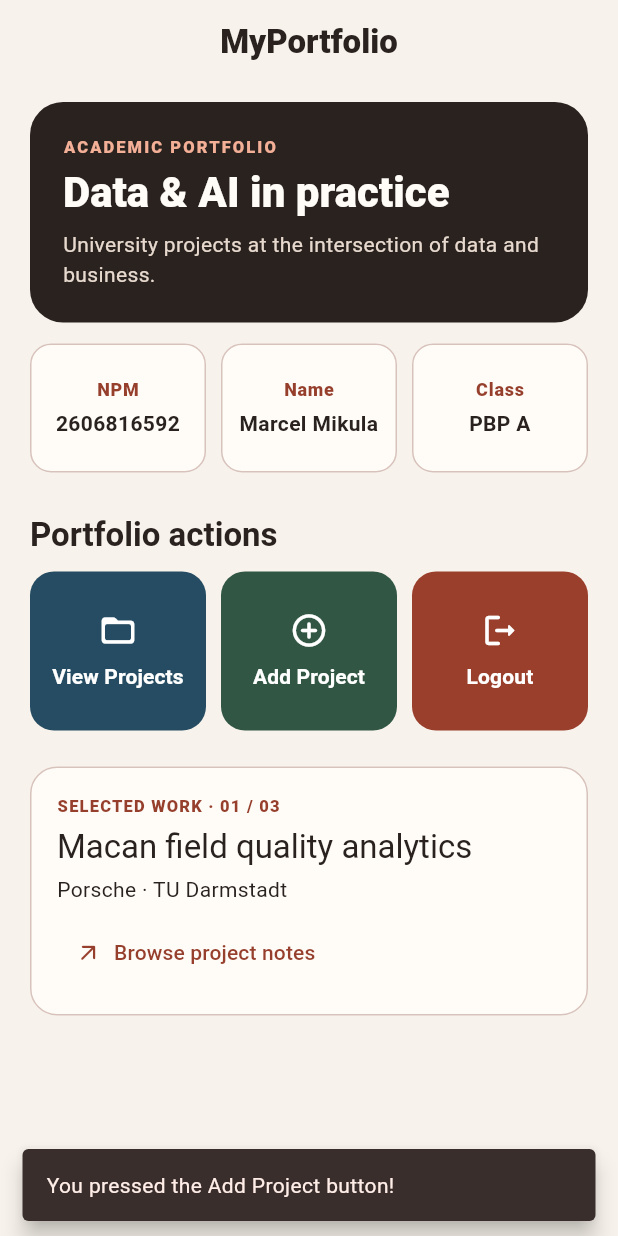
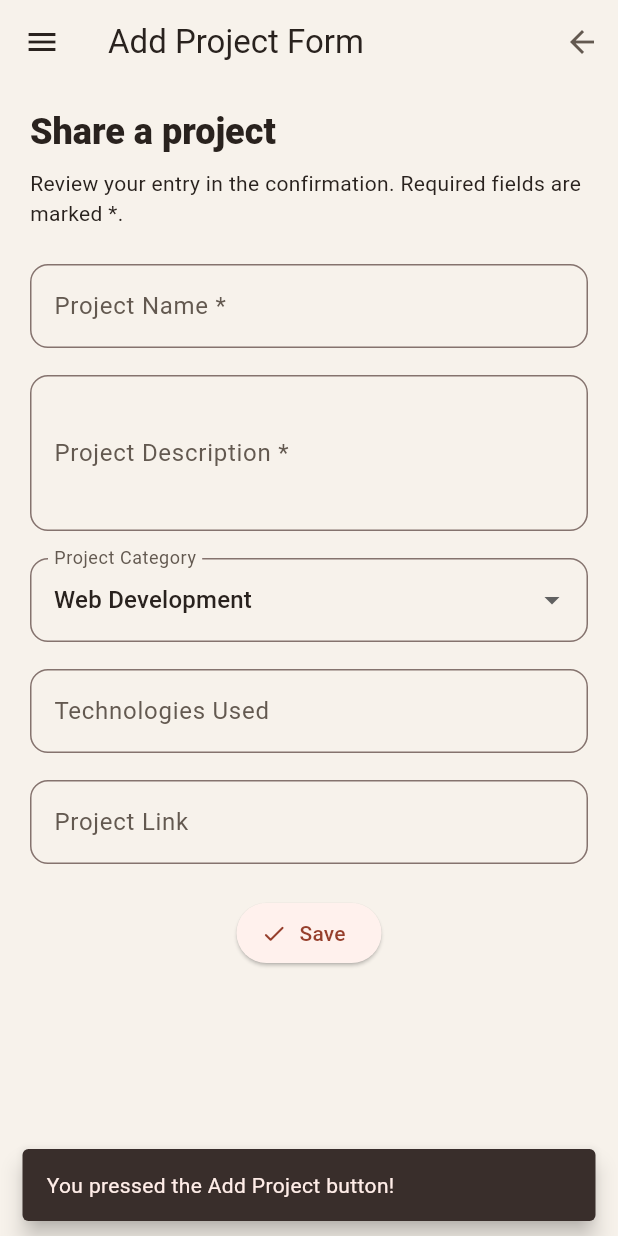
Before and after one commit to Marcelm1806/myportofolio_mobile, a Flutter app: the screen it shows after launch, after a tap on "Add Project", on a phone screen of 412 x 824 dp. Run offline on Flutter 3.47's test engine with Material 3 defaults, Android fonts, the phone set to English and light mode, and no system bars.

Commit message:
feat: implement tutorial 9 navigation and project form

```diff
--- a/lib/main.dart
+++ b/lib/main.dart
@@ -1,5 +1,5 @@
 import 'package:flutter/material.dart';
-import 'package:myportofolio_mobile/menu.dart';
+import 'package:myportofolio_mobile/screens/menu.dart';
 
 void main() => runApp(const MyApp());
 
--- a/lib/menu.dart
+++ b/lib/screens/menu.dart
@@ -1,7 +1,9 @@
 import 'package:flutter/material.dart';
 import 'package:myportofolio_mobile/models/item_homepage.dart';
+import 'package:myportofolio_mobile/screens/project_form.dart';
 import 'package:myportofolio_mobile/widgets/info_card.dart';
-import 'package:myportofolio_mobile/widgets/item_card.dart';
+import 'package:myportofolio_mobile/widgets/left_drawer.dart';
+import 'package:myportofolio_mobile/widgets/project_card.dart';
 import 'package:myportofolio_mobile/widgets/project_preview.dart';
 
 class MyHomePage extends StatelessWidget {
@@ -40,6 +42,7 @@ class MyHomePage extends StatelessWidget {
         centerTitle: true,
         backgroundColor: theme.scaffoldBackgroundColor,
       ),
+      drawer: const LeftDrawer(currentPage: PortfolioPage.home),
       body: SafeArea(
         top: false,
         child: SingleChildScrollView(
@@ -75,6 +78,13 @@ class MyHomePage extends StatelessWidget {
                       for (final item in _items)
                         ItemCard(
                           item,
+                          onNavigate: item.name == 'Add Project'
+                              ? () => Navigator.of(context).push(
+                                  MaterialPageRoute<void>(
+                                    builder: (_) => const ProjectFormPage(),
+                                  ),
+                                )
+                              : null,
                           onPreview: item == _viewProjects
                               ? () => showProjectPreview(context)
                               : null,
--- /dev/null
+++ b/lib/screens/project_form.dart
@@ -0,0 +1,215 @@
+import 'package:flutter/material.dart';
+import 'package:myportofolio_mobile/widgets/left_drawer.dart';
+
+class ProjectFormPage extends StatefulWidget {
+  const ProjectFormPage({super.key});
+
+  @override
+  State<ProjectFormPage> createState() => _ProjectFormPageState();
+}
+
+class _ProjectFormPageState extends State<ProjectFormPage> {
+  final _formKey = GlobalKey<FormState>();
+  static const _defaultCategory = 'Web Development';
+  static const _categories = [
+    _defaultCategory,
+    'Mobile Development',
+    'Machine Learning',
+    'Data Science',
+    'Other',
+  ];
+
+  String _projectName = '';
+  String _description = '';
+  String _category = _defaultCategory;
+  String _technologies = '';
+  String _projectLink = '';
+  bool _confirming = false;
+
+  InputDecoration _decoration(String label, {String? hint}) {
+    return InputDecoration(
+      labelText: label,
+      hintText: hint,
+      border: const OutlineInputBorder(
+        borderRadius: BorderRadius.all(Radius.circular(12)),
+      ),
+    );
+  }
+
+  Future<void> _submit() async {
+    if (_confirming || !_formKey.currentState!.validate()) return;
+    FocusScope.of(context).unfocus();
+    // Capture a snapshot, so the confirmation always matches this submission.
+    final values = [
+      ('Project Name', _projectName.trim()),
+      ('Description', _description.trim()),
+      ('Category', _category),
+      ('Technologies', _technologies.trim()),
+      ('Link', _projectLink.trim()),
+    ];
+    setState(() => _confirming = true);
+    final confirmed = await showDialog<bool>(
+      context: context,
+      barrierDismissible: false,
+      builder: (dialogContext) => AlertDialog(
+        title: const Text('Project added successfully!'),
+        scrollable: true,
+        content: Column(
+          mainAxisSize: MainAxisSize.min,
+          crossAxisAlignment: CrossAxisAlignment.start,
+          children: [
+            for (final (label, value) in values)
+              Padding(
+                padding: const EdgeInsets.only(bottom: 12),
+                child: Text(
+                  '$label: ${value.isEmpty ? 'Not provided' : value}',
+                ),
+              ),
+            const Text('Preview only. This entry has not been stored.'),
+          ],
+        ),
+        actions: [
+          TextButton(
+            onPressed: () => Navigator.of(dialogContext).pop(true),
+            child: const Text('OK'),
+          ),
+        ],
+      ),
+    );
+    if (!mounted) return;
+    if (confirmed == true) {
+      _formKey.currentState!.reset();
+      // Reset backing values as well as field widgets: otherwise the next
+      // submission could display stale optional text or the previous category.
+      _projectName = '';
+      _description = '';
+      _category = _defaultCategory;
+      _technologies = '';
+      _projectLink = '';
+    }
+    setState(() => _confirming = false);
+  }
+
+  @override
+  Widget build(BuildContext context) {
+    final theme = Theme.of(context);
+    return Scaffold(
+      appBar: AppBar(
+        title: const Text('Add Project Form'),
+        backgroundColor: theme.scaffoldBackgroundColor,
+        actions: [
+          if (Navigator.of(context).canPop())
+            IconButton(
+              tooltip: 'Back to portfolio',
+              icon: const Icon(Icons.arrow_back),
+              onPressed: () => Navigator.of(context).pop(),
+            ),
+        ],
+      ),
+      drawer: const LeftDrawer(currentPage: PortfolioPage.addProject),
+      body: SafeArea(
+        top: false,
+        child: Form(
+          key: _formKey,
+          child: SingleChildScrollView(
+            padding: const EdgeInsets.fromLTRB(20, 16, 20, 28),
+            child: Center(
+              child: ConstrainedBox(
+                constraints: const BoxConstraints(maxWidth: 640),
+                child: Column(
+                  crossAxisAlignment: CrossAxisAlignment.stretch,
+                  children: [
+                    Text(
+                      'Share a project',
+                      style: theme.textTheme.headlineSmall?.copyWith(
+                        fontWeight: FontWeight.w800,
+                      ),
+                    ),
+                    const SizedBox(height: 8),
+                    const Text(
+                      'Review your entry in the confirmation. '
+                      'Required fields are marked *.',
+                    ),
+                    const SizedBox(height: 24),
+                    TextFormField(
+                      key: const ValueKey('project-name'),
+                      decoration: _decoration('Project Name *'),
+                      textInputAction: TextInputAction.next,
+                      onChanged: (value) => _projectName = value,
+                      validator: (value) =>
+                          value == null || value.trim().isEmpty
+                          ? 'Enter a project name.'
+                          : null,
+                    ),
+                    const SizedBox(height: 18),
+                    TextFormField(
+                      key: const ValueKey('project-description'),
+                      decoration: _decoration('Project Description *'),
+                      minLines: 3,
+                      maxLines: 5,
+                      onChanged: (value) => _description = value,
+                      validator: (value) =>
+                          value == null || value.trim().isEmpty
+                          ? 'Enter a project description.'
+                          : null,
+                    ),
+                    const SizedBox(height: 18),
+                    DropdownButtonFormField<String>(
+                      key: const ValueKey('project-category'),
+                      decoration: _decoration('Project Category'),
+                      initialValue: _defaultCategory,
+                      isExpanded: true,
+                      items: [
+                        for (final category in _categories)
+                          DropdownMenuItem(
+                            value: category,
+                            child: Text(
+                              category,
+                              maxLines: 1,
+                              overflow: TextOverflow.ellipsis,
+                            ),
+                          ),
+                      ],
+                      onChanged: (value) {
+                        if (value != null) setState(() => _category = value);
+                      },
+                    ),
+                    const SizedBox(height: 18),
+                    TextFormField(
+                      key: const ValueKey('project-technologies'),
+                      decoration: _decoration(
+                        'Technologies Used',
+                        hint: 'Example: Python, Django, Flutter',
+                      ),
+                      textInputAction: TextInputAction.next,
+                      onChanged: (value) => _technologies = value,
+                    ),
+                    const SizedBox(height: 18),
+                    TextFormField(
+                      key: const ValueKey('project-link'),
+                      decoration: _decoration(
+                        'Project Link',
+                        hint: 'https://example.com (optional)',
+                      ),
+                      keyboardType: TextInputType.url,
+                      onChanged: (value) => _projectLink = value,
+                    ),
+                    const SizedBox(height: 22),
+                    Align(
+                      alignment: Alignment.center,
+                      child: ElevatedButton.icon(
+                        onPressed: _confirming ? null : _submit,
+                        icon: const Icon(Icons.check_rounded),
+                        label: const Text('Save'),
+                      ),
+                    ),
+                  ],
+                ),
+              ),
+            ),
+          ),
+        ),
+      ),
+    );
+  }
+}
--- /dev/null
+++ b/lib/widgets/left_drawer.dart
@@ -0,0 +1,76 @@
+import 'package:flutter/material.dart';
+import 'package:myportofolio_mobile/screens/menu.dart';
+import 'package:myportofolio_mobile/screens/project_form.dart';
+
+enum PortfolioPage { home, addProject }
+
+class LeftDrawer extends StatelessWidget {
+  const LeftDrawer({super.key, required this.currentPage});
+
+  final PortfolioPage currentPage;
+
+  void _navigate(BuildContext context, PortfolioPage page) {
+    final navigator = Navigator.of(context);
+    // Close the drawer first. Choosing the current entry needs no new route.
+    navigator.pop();
+    if (page == currentPage) return;
+    navigator.pushReplacement(
+      MaterialPageRoute<void>(
+        builder: (_) => page == PortfolioPage.home
+            ? const MyHomePage()
+            : const ProjectFormPage(),
+      ),
+    );
+  }
+
+  @override
+  Widget build(BuildContext context) {
+    final colors = Theme.of(context).colorScheme;
+    return Drawer(
+      child: ListView(
+        padding: EdgeInsets.zero,
+        children: [
+          DrawerHeader(
+            decoration: BoxDecoration(color: colors.primary),
+            child: SingleChildScrollView(
+              child: Column(
+                crossAxisAlignment: CrossAxisAlignment.start,
+                children: [
+                  Text(
+                    'MyPortfolio',
+                    style: Theme.of(context).textTheme.headlineSmall?.copyWith(
+                      color: colors.onPrimary,
+                      fontWeight: FontWeight.w800,
+                    ),
+                  ),
+                  const SizedBox(height: 8),
+                  Text(
+                    'Marcel Mikula',
+                    style: TextStyle(color: colors.onPrimary),
+                  ),
+                  const SizedBox(height: 4),
+                  Text(
+                    'Explore projects and share your work.',
+                    style: TextStyle(color: colors.onPrimary),
+                  ),
+                ],
+              ),
+            ),
+          ),
+          ListTile(
+            leading: const Icon(Icons.home_outlined),
+            title: const Text('Home'),
+            selected: currentPage == PortfolioPage.home,
+            onTap: () => _navigate(context, PortfolioPage.home),
+          ),
+          ListTile(
+            leading: const Icon(Icons.add_circle_outline),
+            title: const Text('Add Project'),
+            selected: currentPage == PortfolioPage.addProject,
+            onTap: () => _navigate(context, PortfolioPage.addProject),
+          ),
+        ],
+      ),
+    );
+  }
+}
--- a/lib/widgets/item_card.dart
+++ b/lib/widgets/project_card.dart
@@ -2,10 +2,11 @@ import 'package:flutter/material.dart';
 import 'package:myportofolio_mobile/models/item_homepage.dart';
 
 class ItemCard extends StatelessWidget {
-  const ItemCard(this.item, {super.key, this.onPreview});
+  const ItemCard(this.item, {super.key, this.onPreview, this.onNavigate});
 
   final ItemHomepage item;
   final VoidCallback? onPreview;
+  final VoidCallback? onNavigate;
 
   void _showFeedback(BuildContext context) {
     final preview = onPreview;
@@ -32,7 +33,10 @@ class ItemCard extends StatelessWidget {
         borderRadius: BorderRadius.circular(16),
         clipBehavior: Clip.antiAlias,
         child: InkWell(
-          onTap: () => _showFeedback(context),
+          onTap: () {
+            _showFeedback(context);
+            onNavigate?.call();
+          },
           focusColor: Colors.white24,
           hoverColor: Colors.white12,
           splashColor: Colors.white24,
```
Also changed, not shown: 3 other files.
